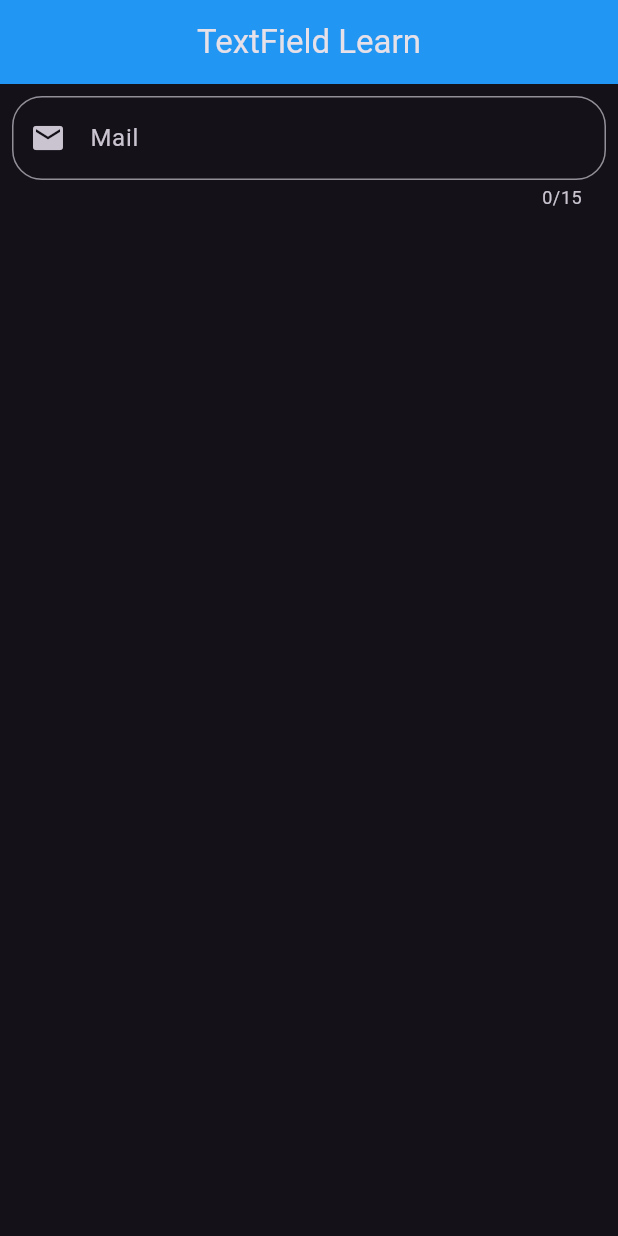
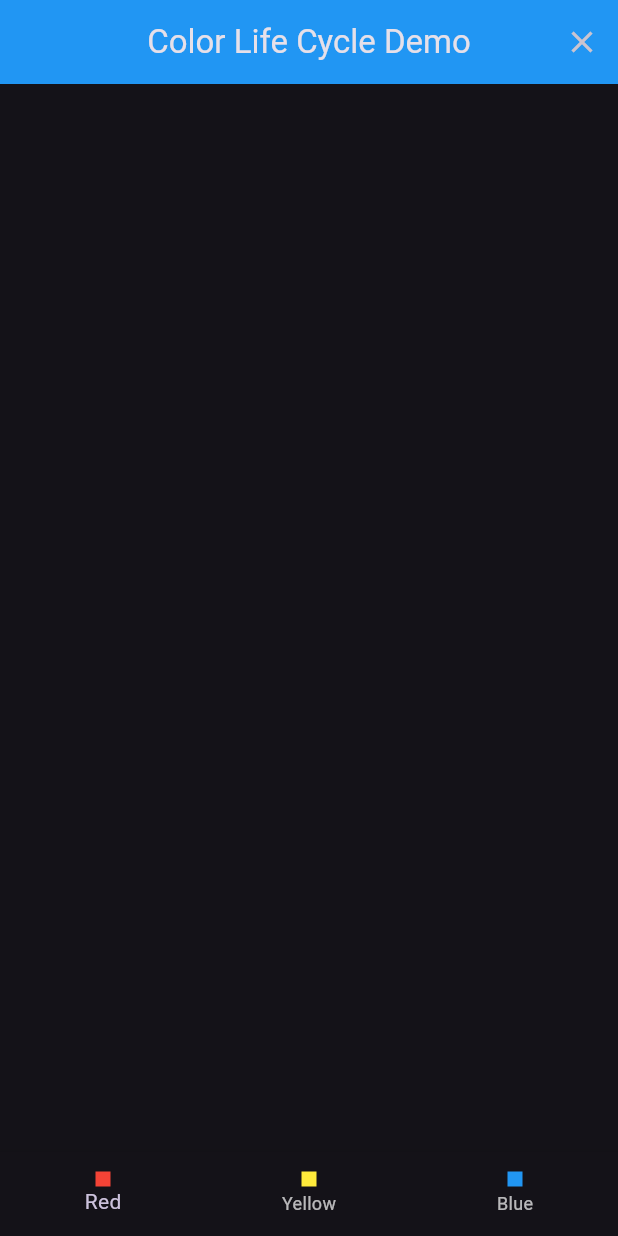
Before and after one commit to veliCosanay/FlutterFullLearn, a Flutter app: the screen it shows after launch, on a phone screen of 412 x 824 dp. Run offline on Flutter 3.47's test engine with Material 3 defaults, Android fonts, the phone set to English and light mode, and no system bars.

Commit message:
make color lifecycle demo view

```diff
--- /dev/null
+++ b/lib/demos/color_demo_view.dart
@@ -0,0 +1,85 @@
+import 'package:flutter/material.dart';
+
+class ColorDemoView extends StatefulWidget {
+  const ColorDemoView({super.key, required this.initialColor});
+
+  final Color? initialColor;
+
+  @override
+  State<ColorDemoView> createState() => _ColorDemoViewState();
+}
+
+class _ColorDemoViewState extends State<ColorDemoView> {
+  Color? _backgroundColor = Colors.transparent;
+
+  @override
+  void initState() {
+    // TODO: implement initState
+    super.initState();
+    _backgroundColor = widget.initialColor;
+  }
+
+  @override
+  void didUpdateWidget(covariant ColorDemoView oldWidget) {
+    // TODO: implement didUpdateWidget
+    super.didUpdateWidget(oldWidget);
+    if (widget.initialColor != _backgroundColor && widget.initialColor != null) {
+      changeBackgroundColor(widget.initialColor!);
+
+    }
+  }
+
+  void changeBackgroundColor(Color color) {
+    setState(() {
+      _backgroundColor =color;
+    });
+  }
+
+  @override
+  Widget build(BuildContext context) {
+    return Scaffold(
+      backgroundColor: _backgroundColor,
+      bottomNavigationBar: BottomNavigationBar(
+        onTap: _colorOnTap,
+        items: [
+          BottomNavigationBarItem(
+            icon: _ColorContainer(containerColor: Colors.red),
+            label: 'Red',
+          ),
+          BottomNavigationBarItem(
+            icon: _ColorContainer(containerColor: Colors.yellow),
+            label: 'Yellow',
+          ),
+          BottomNavigationBarItem(
+            icon: _ColorContainer(containerColor: Colors.blue),
+            label: 'Blue',
+          ),
+        ],
+      ),
+    );
+  }
+
+  void _colorOnTap(value) {
+        if (value == _ColorIndex.red.index) {
+          changeBackgroundColor(Colors.red);
+        }
+        else if(value == _ColorIndex.yellow.index) {
+          changeBackgroundColor(Colors.yellow);
+        }
+        else if(value == _ColorIndex.blue.index) {
+          changeBackgroundColor(Colors.blue);
+        }
+      }
+}
+
+enum _ColorIndex { red, yellow, blue }
+
+class _ColorContainer extends StatelessWidget {
+  const _ColorContainer({required this.containerColor});
+
+  final Color containerColor;
+  @override
+  Widget build(BuildContext context) {
+    return Container(width: 10, height: 10, color: containerColor);
+  }
+}
--- /dev/null
+++ b/lib/demos/color_lifecycle_demo_view.dart
@@ -0,0 +1,38 @@
+import 'package:flutter/material.dart';
+import 'package:flutter_learn_01/demos/color_demo_view.dart';
+
+class ColorLifecycleDemoView extends StatefulWidget {
+  const ColorLifecycleDemoView({super.key});
+
+  @override
+  State<ColorLifecycleDemoView> createState() => _ColorLifecycleDemoViewState();
+}
+
+class _ColorLifecycleDemoViewState extends State<ColorLifecycleDemoView> {
+  Color? _backGroundColor;
+
+  @override
+  Widget build(BuildContext context) {
+    return Scaffold(
+      appBar: AppBar(
+        title: Text('Color Life Cycle Demo'),
+        actions: [
+          IconButton(
+            onPressed: () {
+              setState(() {
+                _backGroundColor = Colors.pink;
+              });
+            },
+            icon: Icon(Icons.clear),
+          ),
+        ],
+      ),
+      body: Column(
+        children: [
+          Spacer(),
+          Expanded(child: ColorDemoView(initialColor: _backGroundColor)),
+        ],
+      ),
+    );
+  }
+}
--- a/lib/main.dart
+++ b/lib/main.dart
@@ -1,6 +1,6 @@
 import 'package:flutter/material.dart';
 import 'package:flutter/services.dart';
-import 'package:flutter_learn_01/101/textfield_learn.dart';
+import 'package:flutter_learn_01/demos/color_lifecycle_demo_view.dart';
 
 void main() {
   runApp(const MainApp());
@@ -26,7 +26,7 @@ class MainApp extends StatelessWidget {
           backgroundColor: Colors.blue,
         )
       ),
-      home: TextfieldLearn(),
+      home: ColorLifecycleDemoView(),
     );
   }
 }
```
Also changed, not shown: lib/101/textfield_learn.dart (line endings or trailing spaces).
